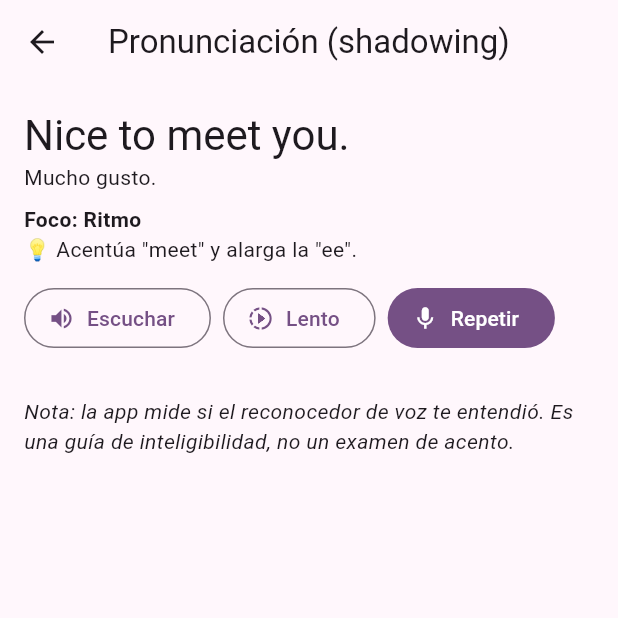
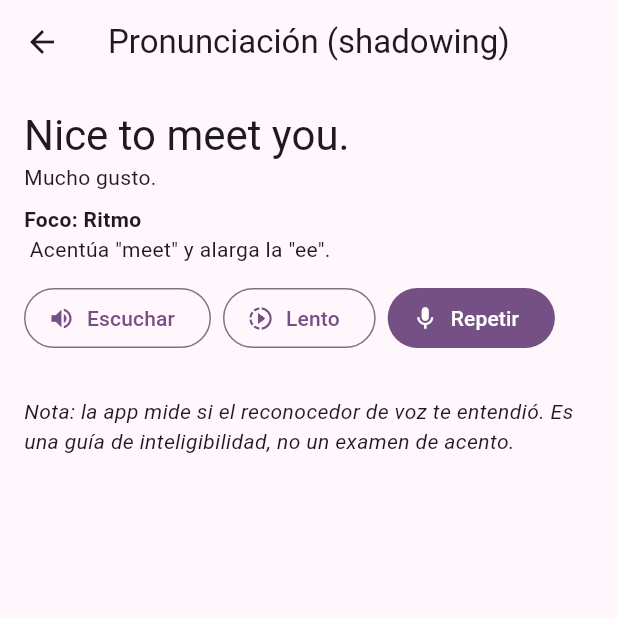
Before and after one commit to 1225100305oecg-art/Habla-Ingles-IA, a Flutter app: the screen it shows after launch, after a tap on an icon or button, on a phone screen of 412 x 824 dp, the top half of it. Run offline on Flutter 3.47's test engine with Material 3 defaults, Android fonts, the phone set to English and light mode, and no system bars; our stand-ins replace flutter_tts, shared_preferences, speech_to_text.

Commit message:
Update pantalla_pronunciacion.dart

```diff
--- a/lib/presentacion/pantallas/pantalla_pronunciacion.dart
+++ b/lib/presentacion/pantallas/pantalla_pronunciacion.dart
@@ -32,7 +32,7 @@ class _EstadoPantalla extends State<PantallaPronunciacion> {
               Text(f.espanol),
               const SizedBox(height: 8),
               Text('Foco: ${f.foco}', style: const TextStyle(fontWeight: FontWeight.bold)),
-              Text('💡 ${f.consejo}'),
+              Text(' ${f.consejo}'),
               const SizedBox(height: 12),
               Wrap(spacing: 8, children: [
                 OutlinedButton.icon(
```
